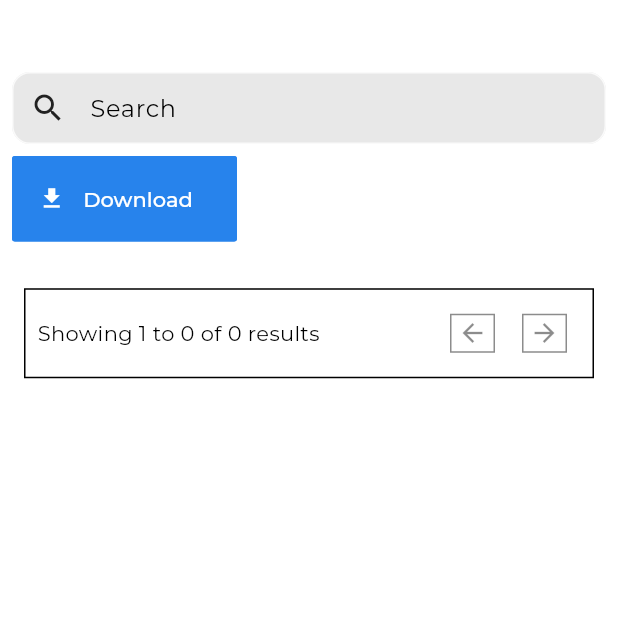
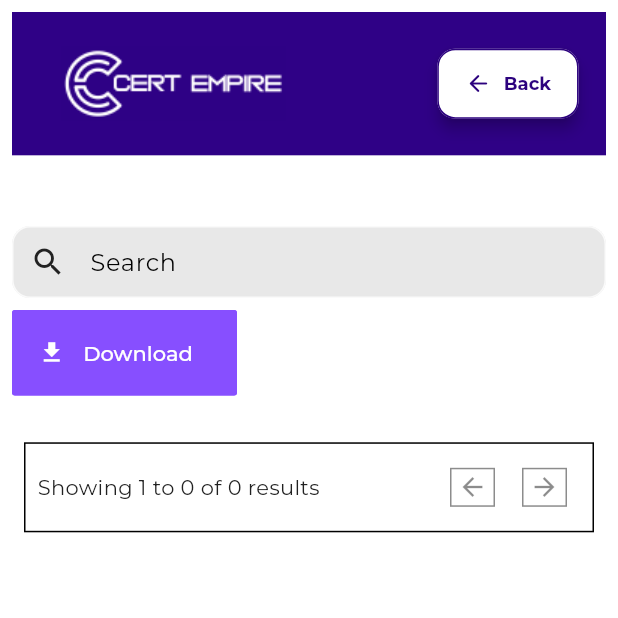
Before and after one commit to keenly-digital/CertEmpire_simulation, a Flutter app: the screen it shows after launch, on a phone screen of 412 x 824 dp, the top half of it. Run offline on Flutter 3.47's test engine with Material 3 defaults, Android fonts, the phone set to English and light mode, and no system bars; our stand-ins replace bloc, dio, equatable, flutter_bloc, flutter_screenutil, fluttertoast and 7 more; missing offline and left inert: dart:html, flutter_quill, flutter_quill_extensions; network calls fail.

Commit message:
Max UI changes

```diff
--- a/lib/core/config/theme/app_colors.dart
+++ b/lib/core/config/theme/app_colors.dart
@@ -6,7 +6,13 @@ class AppColors {
   static const Color orangeColor = Color(0xFFc0590a);
   static const Color darkBlue = Color(0xFF0b0838); // Teal primary (darker teal)
   static const Color lightPrimary = purple; // Teal primary (darker teal)
-  static const Color lightOnPrimary =purple; // Text/icons on primary
+  static const Color lightOnPrimary = purple; // Text/icons on primary
+  static const Color lightBackgroundpurple = Color(
+    0xFFF2F0FE,
+  ); // Text/icons on primary
+  static const Color themePurple = Color(0xFF874FFF);
+  static const Color themeBlue = Color(0xFF2F0186);
+  static const Color themeTransparent = Color(0xFFFBFBFB);
   static const Color lightSecondary = Color(
     0xFF47BEB9,
   ); // Lighter Teal for secondary
--- a/lib/core/res/app_strings.dart
+++ b/lib/core/res/app_strings.dart
@@ -1,16 +1,16 @@
 class AppStrings {
-  static const String appName = 'CertEmpire';
+  static const String appName = 'Cert Empire';
   static const String submissionComplete = 'Submission Complete';
   static const String explanationBelow = 'Write your own explanation below:';
   static const String submissionText = 'Submission Completed';
   static const String submit = 'SUBMIT';
-  static const String reportQue = '!Report Question';
+  static const String reportQue = 'Report Question';
   static const String showAnswer = 'Show Answer';
   static const String hideAnswer = 'Hide Answer';
   static const String correctAnswer = 'Correct Answer:';
   static const String explanation = 'Explanation: ';
   static const String goBack = 'Go Back';
-  static const String reportExplanation = '!Report Explanation as Incorrect';
+  static const String reportExplanation = '! Report Explanation as Incorrect';
   static const String chooseCriteria =
       'Choose The Criteria That Fits Best For This Report *';
   static const String questionIsOutdated = 'Question is Outdated';
@@ -20,7 +20,7 @@ class AppStrings {
   static const String thankYou =
       'Thank you for your report. This helps us and our community.';
   static const String close = 'CLOSE';
-  static const String reportAnswerAsIncorrect = '! Report Answer as Incorrect';
+  static const String reportAnswerAsIncorrect = 'Report Answer as Incorrect';
   // static String fileId = '';
   // static String userId = '';
   static String fileId = '5649031d-07af-4595-a17f-be37c71d0669';
--- a/lib/src/simulation/presentation/views/simulation_main_view.dart
+++ b/lib/src/simulation/presentation/views/simulation_main_view.dart
@@ -4,7 +4,6 @@ import 'package:certempiree/core/config/extensions/theme_extension.dart';
 import 'package:certempiree/core/config/theme/app_colors.dart';
 import 'package:certempiree/core/res/app_strings.dart';
 import 'package:certempiree/core/shared/widgets/spaces.dart';
-import 'package:certempiree/core/shared/widgets/toast.dart';
 import 'package:certempiree/src/simulation/data/models/file_content_model.dart';
 import 'package:certempiree/src/simulation/presentation/bloc/simulation_bloc/simulation_bloc.dart';
 import 'package:certempiree/src/simulation/presentation/bloc/simulation_bloc/simulation_event.dart';
@@ -16,11 +15,12 @@ import 'package:flutter/material.dart';
 import 'package:flutter_bloc/flutter_bloc.dart';
 import 'package:flutter_screenutil/flutter_screenutil.dart';
 
-/// Callback signature for notifying parent of content size changes, with optional scroll flag
+/// Callback signature for notifying parent of content size changes
+/// (only used on pagination now)
 typedef ContentChanged = void Function({bool scrollToTop});
 
 class ExamQuestionPage extends StatefulWidget {
-  const ExamQuestionPage({super.key});
+  const ExamQuestionPage({Key? key}) : super(key: key);
 
   @override
   State<ExamQuestionPage> createState() => _ExamQuestionPageState();
@@ -39,24 +39,20 @@ class _ExamQuestionPageState extends State<ExamQuestionPage> {
     fetchSimulationData();
   }
 
-  /// Posts iframeHeight only if change ≥ threshold, or always if scrollToTop requested
+  /// Sends iframe height update to parent (only if delta ≥ threshold or forced)
   void _sendHeight({bool scrollToTop = false}) {
     WidgetsBinding.instance.addPostFrameCallback((_) {
       final box = _contentKey.currentContext?.findRenderObject() as RenderBox?;
       if (box == null) return;
-      final logicalHeight = box.size.height;
-      final cssHeight = logicalHeight * html.window.devicePixelRatio;
+      final cssHeight = box.size.height * html.window.devicePixelRatio;
       if (!scrollToTop &&
           (cssHeight - _lastSentHeight).abs() < _heightThreshold)
         return;
       _lastSentHeight = cssHeight;
-
-      final msg = <String, dynamic>{
+      html.window.parent?.postMessage({
         'iframeHeight': cssHeight.toInt(),
         if (scrollToTop) 'scrollToTop': true,
-      };
-      print('Flutter sending : $cssHeight $scrollToTop');
-      html.window.parent?.postMessage(msg, 'https://staging2.certempire.com/');
+      }, 'https://staging2.certempire.com/');
     });
   }
 
@@ -65,52 +61,101 @@ class _ExamQuestionPageState extends State<ExamQuestionPage> {
     return BlocListener<SimulationBloc, SimulationInitState>(
       listener: (context, state) {
         if (state is SimulationState && !state.loading) {
-          // After new page loads, scroll parent and resize iframe
           _sendHeight(scrollToTop: true);
         }
       },
+      child: Scaffold(
+        body: Padding(
+          padding: const EdgeInsets.all(8.0),
           child: BlocBuilder<SimulationBloc, SimulationInitState>(
             builder: (context, state) {
               final simulationState = state as SimulationState;
+              if (simulationState.loading) {
+                return const Center(
+                  child: CircularProgressIndicator(
+                    color: AppColors.themePurple,
+                  ),
+                );
+              }
+
               final totalCount = simulationState.totalItemLength ?? 0;
               final currentCount =
                   simulationState.simulationData?.items.length ?? 0;
               final canNext = currentCount < totalCount;
 
-          return Scaffold(
-            body: Padding(
-              padding: const EdgeInsets.all(8.0),
-              child:
-                  simulationState.loading
-                      ? const Center(
-                        child: CircularProgressIndicator(
-                          color: AppColors.purple,
-                        ),
-                      )
-                      : LayoutBuilder(
+              return LayoutBuilder(
                 builder: (context, constraints) {
                   final isWide = constraints.maxWidth > 852;
                   return BlocBuilder<SearchQuestionCubit, String>(
                     builder: (context, query) {
-                              // Initial height send
                       if (_lastSentHeight == 0) {
                         Future.delayed(
                           const Duration(milliseconds: 200),
                           _sendHeight,
                         );
                       }
-
                       return SingleChildScrollView(
                         child: Column(
                           key: _contentKey,
-                                  crossAxisAlignment:
-                                      CrossAxisAlignment.stretch,
+                          crossAxisAlignment: CrossAxisAlignment.stretch,
                           children: [
-                                    _buildHeader(
-                                      context,
-                                      simulationState,
-                                      isWide,
+                            // Scrollable header
+                            Container(
+                              height: 80.h,
+                              color: AppColors.themeBlue,
+                              padding: EdgeInsets.symmetric(horizontal: 16.w),
+                              child: Row(
+                                children: [
+                                  Image.asset(
+                                    'assets/images/CertEmpire_Logo.png',
+                                    height: 50.h,
+                                    width: 150.h,
                                   ),
+                                  const Spacer(),
+                                  ElevatedButton.icon(
+                                    onPressed: () {
+                                      html.window.location.href =
+                                          'https://staging2.certempire.com/my-account/downloads/';
+                                    },
+                                    icon: const Icon(
+                                      Icons.arrow_back_rounded,
+                                      color: Color(0xFF2C027E),
+                                    ),
+                                    label: const Text(
+                                      'Back',
+                                      style: TextStyle(
+                                        color: Color(0xFF2C027E),
+                                        fontWeight: FontWeight.bold,
+                                      ),
+                                    ),
+                                    style: ElevatedButton.styleFrom(
+                                      backgroundColor:
+                                          Colors.white, // button fill
+                                      foregroundColor:
+                                          AppColors
+                                              .themeBlue, // splash & hover color
+                                      elevation: 4, // slight shadow
+                                      padding: EdgeInsets.symmetric(
+                                        // comfortable touch target
+                                        horizontal: 16.w,
+                                        vertical: 12.h,
+                                      ),
+                                      shape: RoundedRectangleBorder(
+                                        // pill‐ish corners
+                                        borderRadius: BorderRadius.circular(12),
+                                        side: const BorderSide(
+                                          color: Color(0xFF2C027E),
+                                          width: 1,
+                                        ),
+                                      ),
+                                    ),
+                                  ),
+                                ],
+                              ),
+                            ),
+                            verticalSpace(6),
+                            // File-level header
+                            _buildHeader(context, simulationState, isWide),
                             verticalSpace(6),
                             FileContentWidget(
                               fileContent:
@@ -119,43 +164,43 @@ class _ExamQuestionPageState extends State<ExamQuestionPage> {
                               searchQuery: query,
                               onContentChanged:
                                   ({bool scrollToTop = false}) =>
-                                              _sendHeight(
-                                                scrollToTop: scrollToTop,
+                                      _sendHeight(scrollToTop: scrollToTop),
+                            ),
+                            const SizedBox(height: 16),
+                            _buildPagination(currentCount, totalCount, canNext),
+                          ],
+                        ),
+                      );
+                    },
+                  );
+                },
+              );
+            },
           ),
         ),
-                                    const SizedBox(height: 16),
-                                    Padding(
+      ),
+    );
+  }
+
+  Widget _buildPagination(int current, int total, bool canNext) {
+    return Padding(
       padding: const EdgeInsets.all(8.0),
       child: Container(
         height: 60,
-                                        width: double.infinity,
-                                        decoration: BoxDecoration(
-                                          border: Border.all(
-                                            color: Colors.black,
-                                          ),
-                                        ),
+        decoration: BoxDecoration(border: Border.all(color: Colors.black)),
         child: Padding(
           padding: const EdgeInsets.all(8.0),
           child: Row(
-                                            mainAxisAlignment:
-                                                MainAxisAlignment.spaceBetween,
+            mainAxisAlignment: MainAxisAlignment.spaceBetween,
             children: [
-                                              Text(
-                                                "Showing $pageNumber to $currentCount of $totalCount results",
-                                                style: const TextStyle(
-                                                  color: Colors.black,
-                                                ),
-                                              ),
+              Text('Showing $pageNumber to $current of $total results'),
               Row(
                 children: [
                   IconButton(
                     onPressed:
                         pageNumber > 1
                             ? () {
-                                                              setState(
-                                                                () =>
-                                                                    pageNumber--,
-                                                              );
+                              setState(() => pageNumber--);
                               fetchSimulationData();
                             }
                             : null,
@@ -168,10 +213,7 @@ class _ExamQuestionPageState extends State<ExamQuestionPage> {
                     onPressed:
                         canNext
                             ? () {
-                                                              setState(
-                                                                () =>
-                                                                    pageNumber++,
-                                                              );
+                              setState(() => pageNumber++);
                               fetchSimulationData();
                             }
                             : null,
@@ -186,62 +228,45 @@ class _ExamQuestionPageState extends State<ExamQuestionPage> {
           ),
         ),
       ),
-                                    ),
-                                  ],
-                                ),
-                              );
-                            },
-                          );
-                        },
-                      ),
-            ),
-          );
-        },
-      ),
     );
   }
 
   Widget _buildHeader(
     BuildContext context,
-    SimulationState simulationState,
-    bool isWideScreen,
+    SimulationState state,
+    bool isWide,
   ) {
-    final fileName = simulationState.simulationData?.fileName ?? "";
+    final fileName = state.simulationData?.fileName ?? '';
     final title = Text(
       fileName,
       style: context.textTheme.headlineSmall?.copyWith(
-        color: AppColors.blue,
+        color: AppColors.themeBlue,
         decoration: TextDecoration.underline,
-        decorationColor: AppColors.blue,
+        decorationColor: AppColors.themeBlue,
       ),
     );
-
     final searchField = SizedBox(
       width: 400,
       child: TextFormField(
-        onChanged:
-            (value) => context.read<SearchQuestionCubit>().setQuery(value),
+        onChanged: (v) => context.read<SearchQuestionCubit>().setQuery(v),
         decoration: InputDecoration(
           contentPadding: EdgeInsets.symmetric(horizontal: 15.w),
-          labelText: 'Search',
-          labelStyle: const TextStyle(color: AppColors.black),
+          hintText: 'Search',
+          hintStyle: const TextStyle(color: AppColors.black),
           border: const OutlineInputBorder(),
           prefixIcon: const Icon(Icons.search),
-          hintStyle: const TextStyle(color: Colors.black),
         ),
       ),
     );
-
     final downloadButton = appButton(
       withIcon: true,
       onPressed: () {},
-      text: "Download",
+      text: 'Download',
       textColor: Colors.white,
-      borderColor: AppColors.lightBlue,
-      background: AppColors.lightBlue,
+      borderColor: AppColors.themePurple,
+      background: AppColors.themePurple,
     );
-
-    if (isWideScreen) {
+    if (isWide) {
       return Row(
         children: [
           title,
@@ -252,7 +277,6 @@ class _ExamQuestionPageState extends State<ExamQuestionPage> {
         ],
       );
     }
-
     return Wrap(
       spacing: 8,
       runSpacing: 8,
@@ -260,8 +284,7 @@ class _ExamQuestionPageState extends State<ExamQuestionPage> {
     );
   }
 
-  Widget _buildPageButton(IconData icon, {bool disabled = false}) {
-    return Container(
+  Widget _buildPageButton(IconData icon, {bool disabled = false}) => Container(
     width: 30,
     height: 60,
     decoration: BoxDecoration(
@@ -274,7 +297,6 @@ class _ExamQuestionPageState extends State<ExamQuestionPage> {
       color: disabled ? Colors.black45 : Colors.black,
     ),
   );
-  }
 
   void fetchSimulationData() {
     context.read<SimulationBloc>().add(
```
Also changed, not shown: lib/src/simulation/presentation/widgets/admin_question_overview.dart (+62 -43 lines), assets/icons/CertEmpirefavicon.png (added), assets/images/CertEmpire_Logo.png (added), 1 other file. Lines whose indentation alone changed are shown as unchanged.
